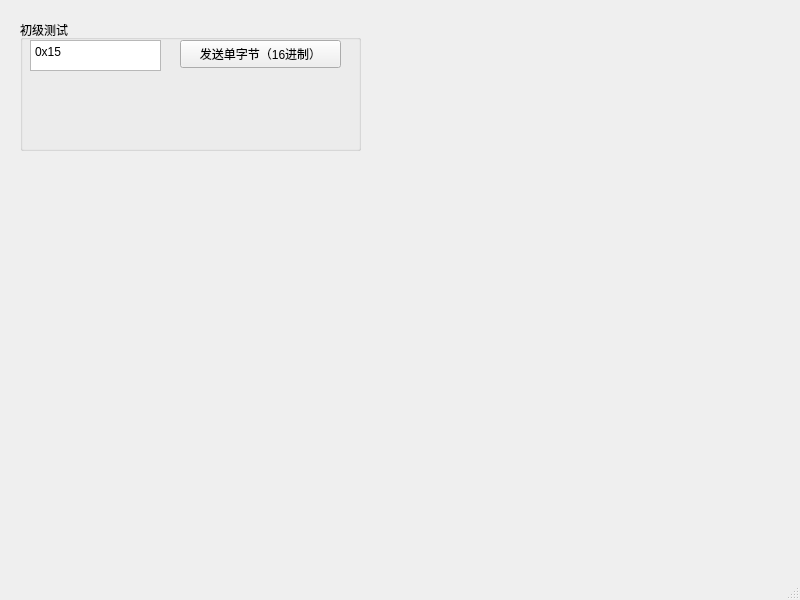
The window that debugwindow.ui (WyatPku/UARTNFC) describes before a commit, drawn with Qt 5.
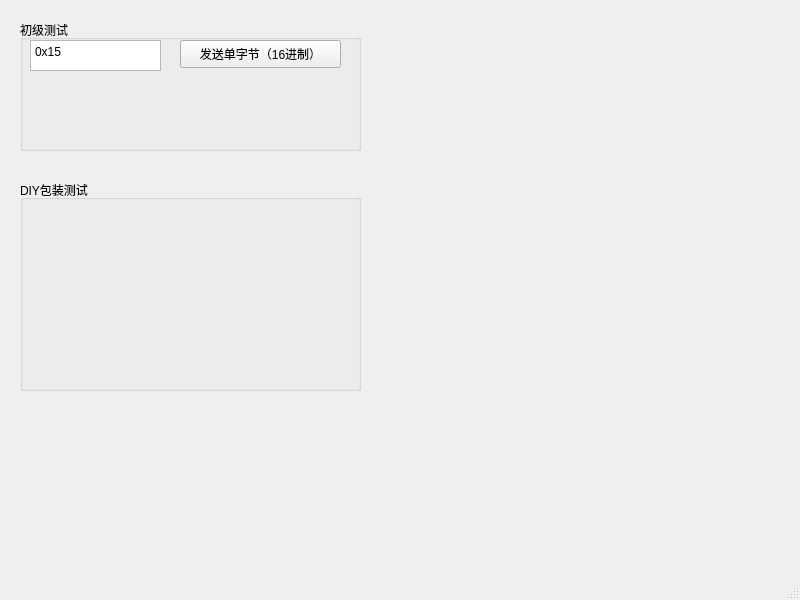
The same window after the commit.

What changed in the file:
```diff
--- a/debugwindow.ui
+++ b/debugwindow.ui
@@ -53,6 +53,19 @@
      </property>
     </widget>
    </widget>
+   <widget class="QGroupBox" name="groupBox_2">
+    <property name="geometry">
+     <rect>
+      <x>20</x>
+      <y>180</y>
+      <width>341</width>
+      <height>211</height>
+     </rect>
+    </property>
+    <property name="title">
+     <string>DIY包装测试</string>
+    </property>
+   </widget>
   </widget>
   <widget class="QMenuBar" name="menubar">
    <property name="geometry">
```
